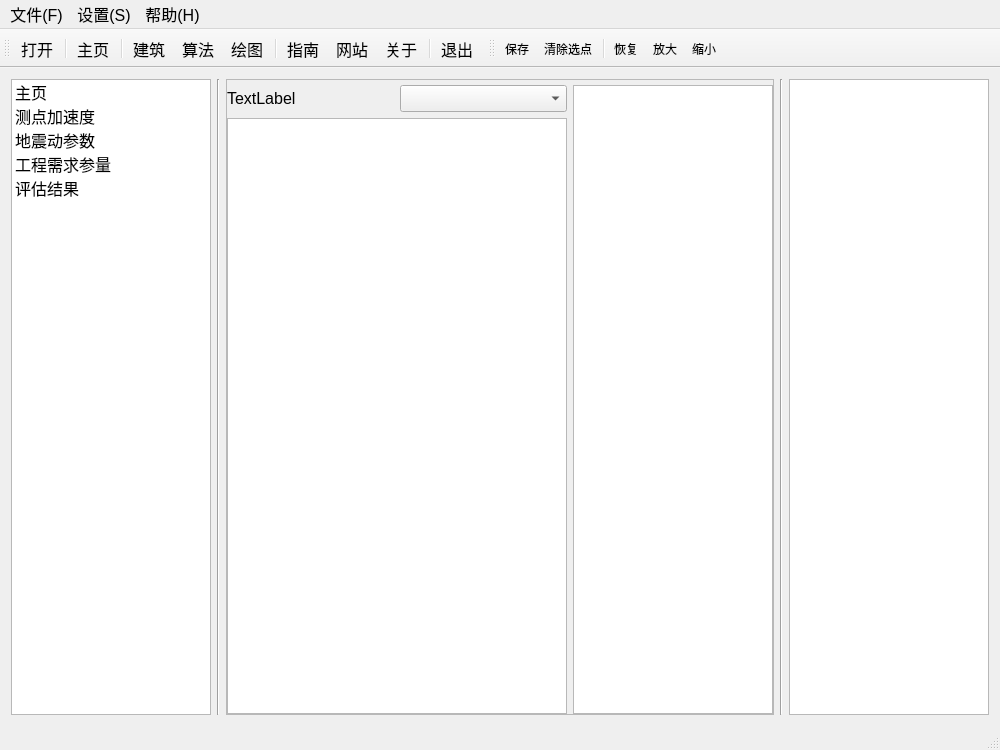
Before: the Qt Designer form src/qrest_ui/main_window.ui in DonShmily/qREST, drawn with Qt 5.
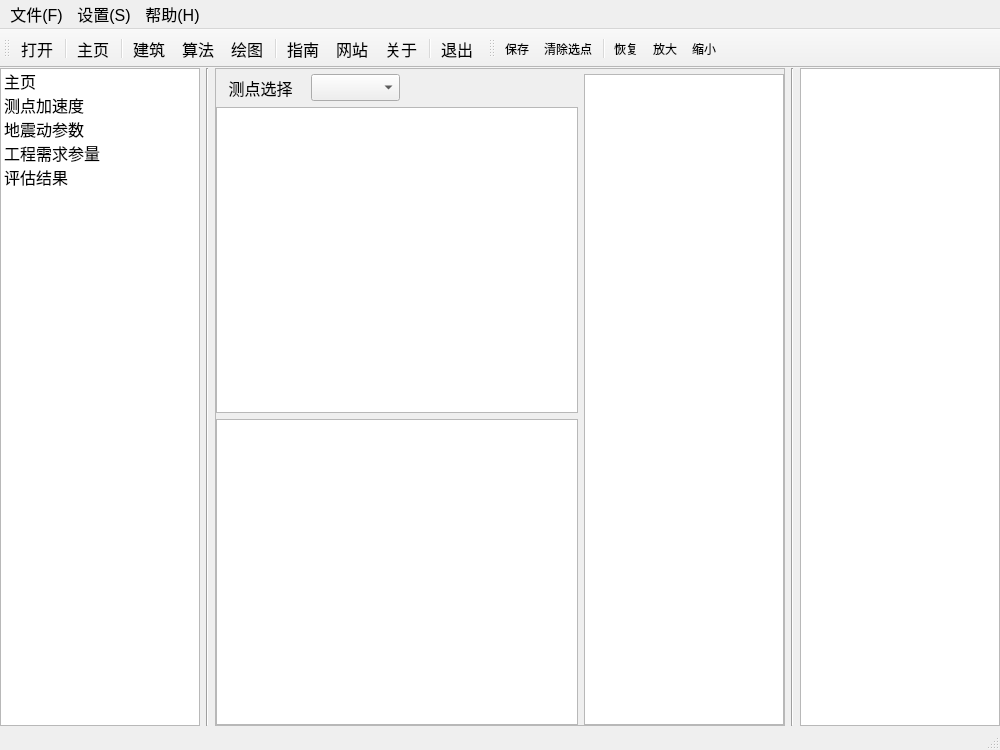
After: the same form once the commit is applied. The open tabs and pages were chosen to show the change. Icons and pictures are not drawn. Custom widgets are drawn as their Qt base class.

Patch:
```diff
--- a/src/qrest_ui/main_window.ui
+++ b/src/qrest_ui/main_window.ui
@@ -11,10 +11,25 @@
    </rect>
   </property>
   <property name="windowTitle">
-   <string>QtMainWindow</string>
+   <string>qREST</string>
   </property>
   <widget class="QWidget" name="centralWidget">
-   <layout class="QHBoxLayout" name="horizontalLayout" stretch="1,0,6,0,1">
+   <layout class="QHBoxLayout" name="horizontalLayout" stretch="1,0,4,0,1">
+    <property name="spacing">
+     <number>6</number>
+    </property>
+    <property name="leftMargin">
+     <number>0</number>
+    </property>
+    <property name="topMargin">
+     <number>0</number>
+    </property>
+    <property name="rightMargin">
+     <number>0</number>
+    </property>
+    <property name="bottomMargin">
+     <number>0</number>
+    </property>
     <item>
      <widget class="QListWidget" name="listWidget">
       <property name="sizePolicy">
@@ -172,7 +187,7 @@
        <number>0</number>
       </property>
       <widget class="QWidget" name="stk0_home">
-       <layout class="QHBoxLayout" name="horizontalLayout_2" stretch="5,1">
+       <layout class="QGridLayout" name="gridLayout_5" rowstretch="0,1,1" columnstretch="3,1">
         <property name="leftMargin">
          <number>0</number>
         </property>
@@ -185,29 +200,41 @@
         <property name="bottomMargin">
          <number>0</number>
         </property>
-        <item>
-         <layout class="QVBoxLayout" name="verticalLayout_4">
+        <property name="horizontalSpacing">
+         <number>6</number>
+        </property>
+        <item row="0" column="0">
+         <layout class="QHBoxLayout" name="horizontalLayout_4" stretch="1,1,2">
           <item>
-           <layout class="QHBoxLayout" name="horizontalLayout_4">
-            <item>
-             <widget class="QLabel" name="label_home_mea">
-              <property name="text">
-               <string>TextLabel</string>
-              </property>
-             </widget>
-            </item>
-            <item>
-             <widget class="QComboBox" name="cbox_home_mea"/>
-            </item>
-           </layout>
+           <widget class="QLabel" name="label_home_mea">
+            <property name="text">
+             <string>测点选择</string>
+            </property>
+            <property name="alignment">
+             <set>Qt::AlignCenter</set>
+            </property>
+           </widget>
           </item>
           <item>
-           <widget class="QChart" name="chart_home_mea"/>
+           <widget class="QComboBox" name="cbox_home_mea"/>
+          </item>
+          <item>
+           <spacer name="horizontalSpacer">
+            <property name="orientation">
+             <enum>Qt::Horizontal</enum>
+            </property>
+            <property name="sizeHint" stdset="0">
+             <size>
+              <width>40</width>
+              <height>20</height>
+             </size>
+            </property>
+           </spacer>
           </item>
          </layout>
         </item>
-        <item>
-         <widget class="QChart" name="chart_home_all_idr">
+        <item row="0" column="1" rowspan="3">
+         <widget class="QChartView" name="chart_home_all_idr">
           <property name="minimumSize">
            <size>
             <width>200</width>
@@ -216,6 +243,12 @@
           </property>
          </widget>
         </item>
+        <item row="1" column="0">
+         <widget class="QChartView" name="chart_home_mea_acc"/>
+        </item>
+        <item row="2" column="0">
+         <widget class="QChartView" name="chart_home_mea_acc_2"/>
+        </item>
        </layout>
       </widget>
       <widget class="QWidget" name="stk1_acc">
@@ -247,13 +280,13 @@
          </layout>
         </item>
         <item>
-         <widget class="QChart" name="chart_acc1_a"/>
+         <widget class="QChartView" name="chart_acc1_a"/>
         </item>
         <item>
-         <widget class="QChart" name="chart_acc2_v"/>
+         <widget class="QChartView" name="chart_acc2_v"/>
         </item>
         <item>
-         <widget class="QChart" name="chart_acc3_d"/>
+         <widget class="QChartView" name="chart_acc3_d"/>
         </item>
        </layout>
       </widget>
@@ -315,14 +348,7 @@
              </widget>
             </item>
             <item row="0" column="1" rowspan="2">
-             <widget class="QChart" name="chart_gmp_response">
-              <property name="minimumSize">
-               <size>
-                <width>200</width>
-                <height>0</height>
-               </size>
-              </property>
-             </widget>
+             <widget class="QChartView" name="chart_gmp_response"/>
             </item>
             <item row="1" column="0">
              <widget class="QTableView" name="table_gmp_response"/>
@@ -354,7 +380,7 @@
              </widget>
             </item>
             <item row="0" column="1">
-             <widget class="QChart" name="chart_gmp_fourier">
+             <widget class="QChartView" name="chart_gmp_fourier">
               <property name="minimumSize">
                <size>
                 <width>200</width>
@@ -367,7 +393,7 @@
              <widget class="QTableView" name="table_gmp_fourier"/>
             </item>
             <item row="1" column="1">
-             <widget class="QChart" name="chart_gmp_power">
+             <widget class="QChartView" name="chart_gmp_power">
               <property name="minimumSize">
                <size>
                 <width>200</width>
@@ -384,11 +410,14 @@
       </widget>
       <widget class="QWidget" name="stk3_edp">
        <layout class="QVBoxLayout" name="verticalLayout_3">
+        <property name="spacing">
+         <number>5</number>
+        </property>
         <property name="leftMargin">
          <number>0</number>
         </property>
         <property name="topMargin">
-         <number>0</number>
+         <number>5</number>
         </property>
         <property name="rightMargin">
          <number>0</number>
@@ -399,13 +428,13 @@
         <item>
          <widget class="QTabWidget" name="tabWidget_edp">
           <property name="currentIndex">
-           <number>0</number>
+           <number>1</number>
           </property>
           <widget class="QWidget" name="tab_edp1_realtime">
            <attribute name="title">
             <string>Tab 1</string>
            </attribute>
-           <layout class="QGridLayout" name="gridLayout" columnstretch="4,1">
+           <layout class="QGridLayout" name="gridLayout" columnstretch="3,1">
             <property name="leftMargin">
              <number>0</number>
             </property>
@@ -419,7 +448,7 @@
              <number>0</number>
             </property>
             <item row="0" column="0">
-             <widget class="QChart" name="chart_edprt_rt_disp">
+             <widget class="QChartView" name="chart_edprt_rt_disp">
               <property name="minimumSize">
                <size>
                 <width>200</width>
@@ -429,7 +458,7 @@
              </widget>
             </item>
             <item row="0" column="1" rowspan="2">
-             <widget class="QChart" name="chart_edp_rt_all_idr">
+             <widget class="QChartView" name="chart_edp_rt_all_idr">
               <property name="minimumSize">
                <size>
                 <width>200</width>
@@ -439,7 +468,7 @@
              </widget>
             </item>
             <item row="1" column="0">
-             <widget class="QChart" name="chart_edp_rt_idr">
+             <widget class="QChartView" name="chart_edp_rt_idr">
               <property name="minimumSize">
                <size>
                 <width>200</width>
@@ -454,7 +483,7 @@
            <attribute name="title">
             <string>Tab 2</string>
            </attribute>
-           <layout class="QGridLayout" name="gridLayout_2" columnstretch="4,1">
+           <layout class="QGridLayout" name="gridLayout_2" columnstretch="3,1">
             <property name="leftMargin">
              <number>0</number>
             </property>
@@ -468,7 +497,7 @@
              <number>0</number>
             </property>
             <item row="0" column="0">
-             <widget class="QChart" name="chart_edprt_al_disp">
+             <widget class="QChartView" name="chart_edprt_al_disp">
               <property name="minimumSize">
                <size>
                 <width>200</width>
@@ -478,7 +507,7 @@
              </widget>
             </item>
             <item row="0" column="1" rowspan="2">
-             <widget class="QChart" name="chart_edp_al_all_idr">
+             <widget class="QChartView" name="chart_edp_al_all_idr">
               <property name="minimumSize">
                <size>
                 <width>200</width>
@@ -488,7 +517,7 @@
              </widget>
             </item>
             <item row="1" column="0">
-             <widget class="QChart" name="chart_edp_al_idr">
+             <widget class="QChartView" name="chart_edp_al_idr">
               <property name="minimumSize">
                <size>
                 <width>200</width>
@@ -504,7 +533,20 @@
        </layout>
       </widget>
       <widget class="QWidget" name="stk4_res">
-       <layout class="QHBoxLayout" name="horizontalLayout_3"/>
+       <layout class="QHBoxLayout" name="horizontalLayout_3">
+        <property name="leftMargin">
+         <number>0</number>
+        </property>
+        <property name="topMargin">
+         <number>0</number>
+        </property>
+        <property name="rightMargin">
+         <number>0</number>
+        </property>
+        <property name="bottomMargin">
+         <number>0</number>
+        </property>
+       </layout>
       </widget>
      </widget>
     </item>
@@ -533,7 +575,7 @@
      <x>0</x>
      <y>0</y>
      <width>1000</width>
-     <height>26</height>
+     <height>27</height>
     </rect>
    </property>
    <property name="font">
@@ -547,7 +589,7 @@
       <x>236</x>
       <y>141</y>
       <width>148</width>
-      <height>149</height>
+      <height>144</height>
      </rect>
     </property>
     <property name="font">
@@ -878,9 +920,9 @@
  <layoutdefault spacing="6" margin="11"/>
  <customwidgets>
   <customwidget>
-   <class>QChart</class>
+   <class>QChartView</class>
    <extends>QGraphicsView</extends>
-   <header>qchart.h</header>
+   <header>qchartview.h</header>
   </customwidget>
  </customwidgets>
  <resources>
```
